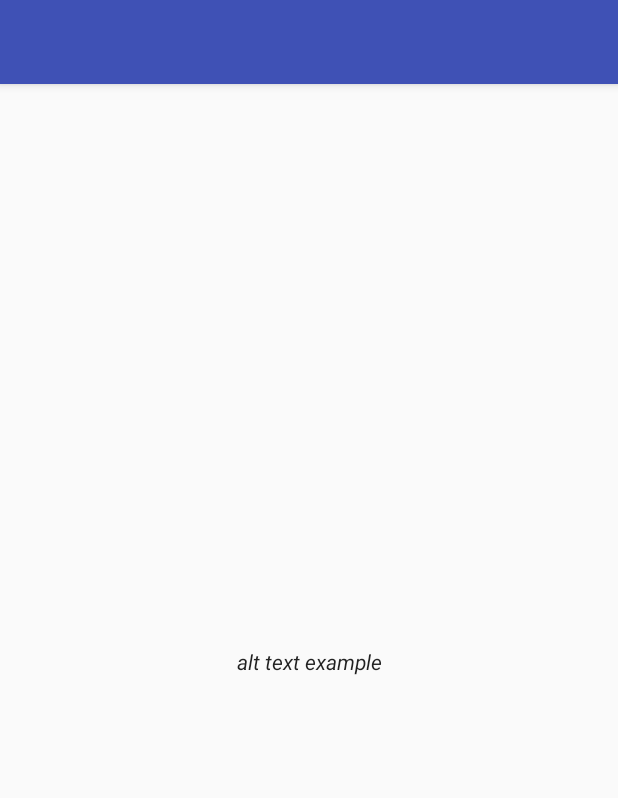
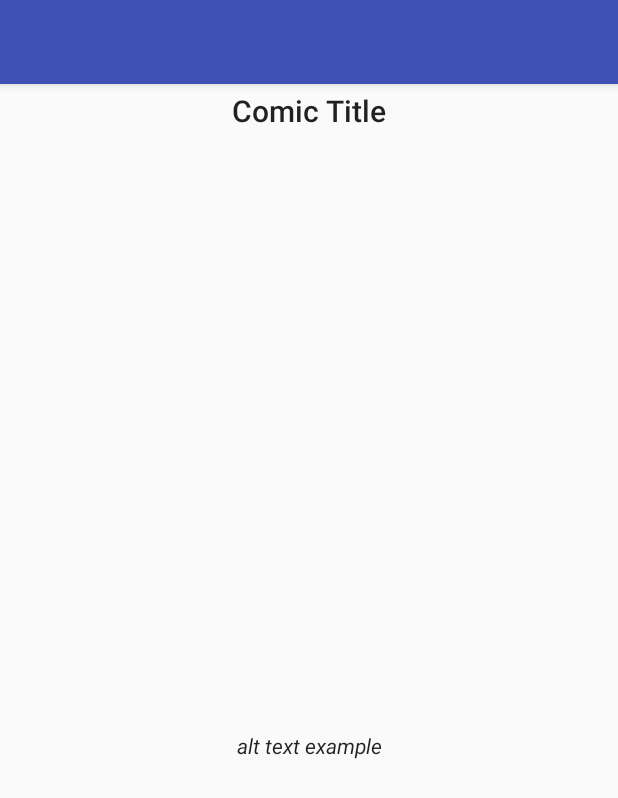
Before and after one commit to gregtaole/XKCDBrowser, an Android app: the layout activity_comic_viewer.xml on its own in the app's theme, with its tools: preview values and no code run, on a phone screen of 412 x 824 dp. Shown: the top 798 px of the screen. Run offline under Robolectric (Android 15) with nearby library versions, the phone set to English and light mode, and no system bars; plain views replace SimpleDraweeView.

```diff
--- a/app/src/main/java/fr/esiea/xkcdbrowser/FavActivity.java
+++ b/app/src/main/java/fr/esiea/xkcdbrowser/FavActivity.java
@@ -146,6 +146,6 @@ public class FavActivity extends AppCompatActivity implements NavigationView.OnN
     }
 
     private void loadComics() {
-        //Load fav here
+
     }
 }
--- a/app/src/main/res/drawable/ic_menu_fav.xml
+++ b/app/src/main/res/drawable/ic_menu_fav.xml
@@ -5,5 +5,5 @@
         android:viewportHeight="24.0">
     <path
         android:pathData="M12,17.27L18.18,21l-1.64,-7.03L22,9.24l-7.19,-0.61L12,2 9.19,8.63 2,9.24l5.46,4.73L5.82,21z"
-        android:fillColor="#000000"/>
+        android:fillColor="#ffffff"/>
 </vector>
--- a/app/src/main/res/layout-land/activity_comic_viewer.xml
+++ b/app/src/main/res/layout-land/activity_comic_viewer.xml
@@ -1,20 +1,36 @@
 <?xml version="1.0" encoding="utf-8"?>
-<RelativeLayout xmlns:android="http://schemas.android.com/apk/res/android"
+
+<android.support.design.widget.CoordinatorLayout
+    android:id="@+id/comic_viewer_coordinator"
+    xmlns:android="http://schemas.android.com/apk/res/android"
     xmlns:tools="http://schemas.android.com/tools"
     xmlns:fresco="http://schemas.android.com/apk/res-auto"
+    android:layout_width="match_parent"
+    android:layout_height="match_parent" >
+
+    <RelativeLayout
         android:id="@+id/activity_comic_viewer"
         android:layout_width="match_parent"
         android:layout_height="match_parent"
-    android:paddingBottom="@dimen/activity_vertical_margin"
+        tools:context="fr.esiea.xkcdbrowser.ComicViewerActivity">
+        <!--android:paddingBottom="@dimen/activity_vertical_margin"
         android:paddingLeft="@dimen/activity_horizontal_margin"
         android:paddingRight="@dimen/activity_horizontal_margin"
-    android:paddingTop="@dimen/activity_vertical_margin"
-    tools:context="fr.esiea.xkcdbrowser.ComicViewerActivity">
+        android:paddingTop="@dimen/activity_vertical_margin"-->
+
+        <android.support.v7.widget.Toolbar
+            android:id="@+id/comic_viewer_toolbar"
+            android:layout_width="match_parent"
+            android:layout_height="?attr/actionBarSize"
+            android:background="?attr/colorPrimary"
+            android:elevation="4dp"
+            android:theme="@style/AppTheme.AppBarOverlay" />
 
         <TextView
             android:id="@+id/comic_viewer_title"
             android:layout_width="match_parent"
             android:layout_height="wrap_content"
+            android:layout_below="@+id/comic_viewer_toolbar"
             android:layout_toEndOf="@+id/comic_viewer_comic"
             android:textAppearance="@android:style/TextAppearance.Material.Title"
             android:textAlignment="center"
@@ -25,6 +41,7 @@
             fresco:actualImageScaleType="fitCenter"
             android:layout_width="400dp"
             android:layout_height="match_parent"
+            android:layout_below="@+id/comic_viewer_toolbar"
             android:paddingLeft="4dp"
             android:paddingRight="4dp"
             android:paddingBottom="4dp"
@@ -44,3 +61,5 @@
             android:textAlignment="center" />
 
     </RelativeLayout>
+
+</android.support.design.widget.CoordinatorLayout>
--- a/app/src/main/res/layout/activity_comic_viewer.xml
+++ b/app/src/main/res/layout/activity_comic_viewer.xml
@@ -1,7 +1,14 @@
 <?xml version="1.0" encoding="utf-8"?>
-<RelativeLayout xmlns:android="http://schemas.android.com/apk/res/android"
+
+<android.support.design.widget.CoordinatorLayout
+    android:id="@+id/comic_viewer_coordinator"
+    xmlns:android="http://schemas.android.com/apk/res/android"
     xmlns:tools="http://schemas.android.com/tools"
     xmlns:fresco="http://schemas.android.com/apk/res-auto"
+    android:layout_width="match_parent"
+    android:layout_height="match_parent" >
+
+    <RelativeLayout
         android:id="@+id/activity_comic_viewer"
         android:layout_width="match_parent"
         android:layout_height="match_parent"
@@ -19,6 +26,7 @@
             android:id="@+id/comic_viewer_title"
             android:layout_width="match_parent"
             android:layout_height="wrap_content"
+            android:layout_below="@+id/comic_viewer_toolbar"
             android:paddingTop="4dp"
             android:paddingLeft="4dp"
             android:paddingRight="4dp"
@@ -48,3 +56,4 @@
             android:textAlignment="center" />
 
     </RelativeLayout>
+</android.support.design.widget.CoordinatorLayout>
--- a/app/src/main/res/values/strings.xml
+++ b/app/src/main/res/values/strings.xml
@@ -9,6 +9,9 @@
     <string name="dialog_connectivity_neutral">Cancel</string>
     <string name="dialog_connectivity_negative">Data</string>
 
+    <string name="snackbar_favorites">Added to favorites</string>
+    <string name="snackbar_already_favorite">Already a favorite</string>
+
     <string name="action_favorite">Favorite</string>
     <string name="action_settings">Settings</string>
 </resources>
```
Also changed, not shown: app/src/main/java/fr/esiea/xkcdbrowser/ComicViewerActivity.java (+54 -1 lines), 1 other file. Lines whose indentation alone changed are shown as unchanged.
